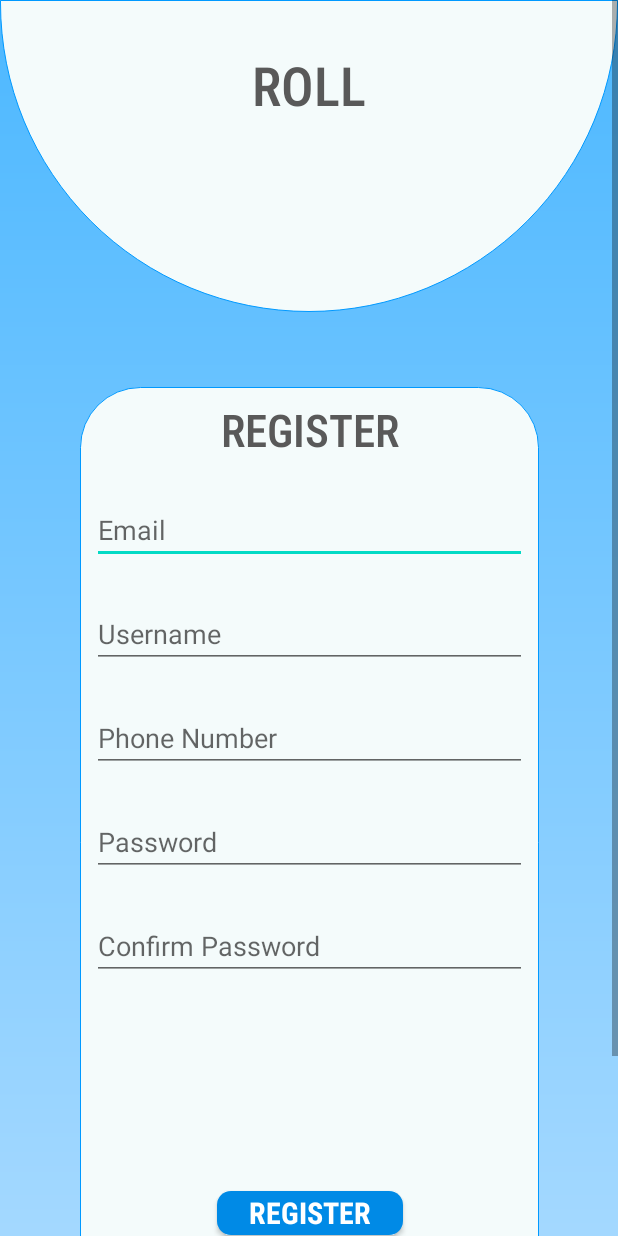
After one commit to ikhsanmoh/androidProject-rollApp, an Android app: the RegisterActivity screen opened directly, with no data from a screen before it, on a phone screen of 412 x 824 dp. The commit adds this screen. Run offline under Robolectric (Android 15) with nearby library versions, the phone set to English and light mode, and no system bars.

Commit message:
Finish UI register page

```diff
--- a/app/src/main/AndroidManifest.xml
+++ b/app/src/main/AndroidManifest.xml
@@ -9,6 +9,7 @@
         android:roundIcon="@mipmap/ic_launcher_round"
         android:supportsRtl="true"
         android:theme="@style/AppTheme">
+        <activity android:name=".RegisterActivity" />
         <activity android:name=".MainActivity">
             <intent-filter>
                 <action android:name="android.intent.action.MAIN" />
--- a/app/src/main/java/project/roll/MainActivity.java
+++ b/app/src/main/java/project/roll/MainActivity.java
@@ -2,7 +2,9 @@ package project.roll;
 
 import androidx.appcompat.app.AppCompatActivity;
 
+import android.content.Intent;
 import android.os.Bundle;
+import android.view.View;
 
 public class MainActivity extends AppCompatActivity {
 
@@ -11,4 +13,12 @@ public class MainActivity extends AppCompatActivity {
     super.onCreate(savedInstanceState);
     setContentView(R.layout.activity_main);
   }
+
+  // Regist Button Event Handler
+  public void onClickRegist(View v){
+    //Create instance for Intent Object
+    Intent myInt = new Intent(this, RegisterActivity.class);
+    //Opening New Activity
+    startActivity(myInt);
+  }
 }
--- /dev/null
+++ b/app/src/main/java/project/roll/RegisterActivity.java
@@ -0,0 +1,14 @@
+package project.roll;
+
+import androidx.appcompat.app.AppCompatActivity;
+
+import android.os.Bundle;
+
+public class RegisterActivity extends AppCompatActivity {
+
+  @Override
+  protected void onCreate(Bundle savedInstanceState) {
+    super.onCreate(savedInstanceState);
+    setContentView(R.layout.activity_register);
+  }
+}
--- /dev/null
+++ b/app/src/main/res/drawable/card2.xml
@@ -0,0 +1,14 @@
+<?xml version="1.0" encoding="utf-8"?>
+<shape xmlns:android="http://schemas.android.com/apk/res/android"
+    android:shape="rectangle" >
+    <corners
+        android:topLeftRadius="0dp"
+        android:topRightRadius="0dp"
+        android:bottomLeftRadius="210dp"
+        android:bottomRightRadius="210dp" />
+    <stroke
+        android:width="0.5dp"
+        android:color="@color/main_blue" />
+
+    <solid android:color="@color/blue_light" />
+</shape>
--- a/app/src/main/res/layout/activity_main.xml
+++ b/app/src/main/res/layout/activity_main.xml
@@ -129,7 +129,8 @@
             app:layout_constraintEnd_toEndOf="parent"
             app:layout_constraintHorizontal_bias="0.0"
             app:layout_constraintStart_toStartOf="parent"
-            app:layout_constraintTop_toTopOf="parent" />
+            app:layout_constraintTop_toTopOf="parent"
+            android:onClick="onClickRegist"/>
 
         <Button
             android:id="@+id/btn_login"
--- /dev/null
+++ b/app/src/main/res/layout/activity_register.xml
@@ -0,0 +1,162 @@
+<?xml version="1.0" encoding="utf-8"?>
+<ScrollView
+    xmlns:android="http://schemas.android.com/apk/res/android"
+    xmlns:app="http://schemas.android.com/apk/res-auto"
+    xmlns:tools="http://schemas.android.com/tools"
+    android:layout_height="match_parent"
+    android:layout_width="match_parent">
+
+    <androidx.constraintlayout.widget.ConstraintLayout
+        android:layout_width="match_parent"
+        android:layout_height="wrap_content"
+        android:background="@drawable/main_bg"
+        tools:context=".RegisterActivity">
+
+        <androidx.constraintlayout.widget.ConstraintLayout
+            android:id="@+id/constraintLayout2"
+            android:layout_width="0dp"
+            android:layout_height="208dp"
+            android:background="@drawable/card2"
+            app:layout_constraintEnd_toEndOf="parent"
+            app:layout_constraintStart_toStartOf="parent"
+            app:layout_constraintTop_toTopOf="parent">
+
+            <TextView
+                android:id="@+id/textView"
+                android:layout_width="wrap_content"
+                android:layout_height="wrap_content"
+                android:fontFamily="sans-serif-condensed-light"
+                android:text="@string/app_name"
+                android:textAlignment="center"
+                android:textAllCaps="true"
+                android:textAppearance="@style/TextAppearance.AppCompat.Large"
+                android:textColor="@color/gray"
+                android:textSize="36sp"
+                android:textStyle="bold"
+                app:layout_constraintBottom_toBottomOf="parent"
+                app:layout_constraintEnd_toEndOf="parent"
+                app:layout_constraintStart_toStartOf="parent"
+                app:layout_constraintTop_toTopOf="parent"
+                app:layout_constraintVertical_bias="0.19999999" />
+        </androidx.constraintlayout.widget.ConstraintLayout>
+
+        <androidx.constraintlayout.widget.ConstraintLayout
+            android:id="@+id/constraintLayout4"
+            android:layout_width="306dp"
+            android:layout_height="706dp"
+            android:layout_marginTop="50dp"
+            android:background="@drawable/card1"
+            app:layout_constraintEnd_toEndOf="parent"
+            app:layout_constraintStart_toStartOf="parent"
+            app:layout_constraintTop_toBottomOf="@+id/constraintLayout2">
+
+            <TextView
+                android:id="@+id/textView2"
+                android:layout_width="wrap_content"
+                android:layout_height="wrap_content"
+                android:layout_marginTop="8dp"
+                android:fontFamily="sans-serif-condensed-light"
+                android:text="@string/regist"
+                android:textColor="@color/gray"
+                android:textSize="30sp"
+                android:textStyle="bold"
+                app:layout_constraintBottom_toBottomOf="parent"
+                app:layout_constraintEnd_toEndOf="parent"
+                app:layout_constraintStart_toStartOf="parent"
+                app:layout_constraintTop_toTopOf="parent"
+                app:layout_constraintVertical_bias="0.0" />
+
+            <EditText
+                android:id="@+id/input_email"
+                android:layout_width="0dp"
+                android:layout_height="wrap_content"
+                android:layout_marginStart="8dp"
+                android:layout_marginTop="24dp"
+                android:layout_marginEnd="8dp"
+                android:ems="10"
+                android:hint="@string/prompt_email"
+                android:importantForAutofill="no"
+                android:inputType="textEmailAddress"
+                app:layout_constraintEnd_toEndOf="parent"
+                app:layout_constraintStart_toStartOf="parent"
+                app:layout_constraintTop_toBottomOf="@+id/textView2" />
+
+            <EditText
+                android:id="@+id/input_username"
+                android:layout_width="0dp"
+                android:layout_height="wrap_content"
+                android:layout_marginStart="8dp"
+                android:layout_marginTop="24dp"
+                android:layout_marginEnd="8dp"
+                android:ems="10"
+                android:hint="@string/prompt_username"
+                android:importantForAutofill="no"
+                android:inputType="textPersonName"
+                app:layout_constraintEnd_toEndOf="parent"
+                app:layout_constraintStart_toStartOf="parent"
+                app:layout_constraintTop_toBottomOf="@+id/input_email" />
+
+            <EditText
+                android:id="@+id/input_phone"
+                android:layout_width="0dp"
+                android:layout_height="wrap_content"
+                android:layout_marginStart="8dp"
+                android:layout_marginTop="24dp"
+                android:layout_marginEnd="8dp"
+                android:ems="10"
+                android:hint="@string/prompt_phone"
+                android:importantForAutofill="no"
+                android:inputType="phone"
+                app:layout_constraintEnd_toEndOf="parent"
+                app:layout_constraintStart_toStartOf="parent"
+                app:layout_constraintTop_toBottomOf="@+id/input_username" />
+
+            <EditText
+                android:id="@+id/input_password"
+                android:layout_width="0dp"
+                android:layout_height="wrap_content"
+                android:layout_marginStart="8dp"
+                android:layout_marginTop="24dp"
+                android:layout_marginEnd="8dp"
+                android:ems="10"
+                android:hint="@string/prompt_password"
+                android:importantForAutofill="no"
+                android:inputType="textPassword"
+                app:layout_constraintEnd_toEndOf="parent"
+                app:layout_constraintStart_toStartOf="parent"
+                app:layout_constraintTop_toBottomOf="@+id/input_phone" />
+
+            <EditText
+                android:id="@+id/input_confirmPassword"
+                android:layout_width="0dp"
+                android:layout_height="wrap_content"
+                android:layout_marginStart="8dp"
+                android:layout_marginTop="24dp"
+                android:layout_marginEnd="8dp"
+                android:ems="10"
+                android:hint="@string/prompt_cpassword"
+                android:importantForAutofill="no"
+                android:inputType="textPassword"
+                app:layout_constraintEnd_toEndOf="parent"
+                app:layout_constraintStart_toStartOf="parent"
+                app:layout_constraintTop_toBottomOf="@+id/input_password" />
+
+            <Button
+                android:id="@+id/btn_submit_regist"
+                android:layout_width="124dp"
+                android:layout_height="29dp"
+                android:background="@drawable/rounded_shape_blue"
+                android:fontFamily="sans-serif-condensed-medium"
+                android:text="@string/regist"
+                android:textColor="@color/white"
+                android:textSize="20sp"
+                android:textStyle="bold"
+                app:layout_constraintBottom_toBottomOf="parent"
+                app:layout_constraintEnd_toEndOf="parent"
+                app:layout_constraintStart_toStartOf="parent"
+                app:layout_constraintTop_toBottomOf="@+id/input_confirmPassword" />
+
+        </androidx.constraintlayout.widget.ConstraintLayout>
+
+    </androidx.constraintlayout.widget.ConstraintLayout>
+</ScrollView>
--- a/app/src/main/res/values/colors.xml
+++ b/app/src/main/res/values/colors.xml
@@ -8,6 +8,9 @@
     <!-- Custom -->
     <color name="main_blue">#0099ff</color>
     <color name="white">#ffffff</color>
+    <color name="black">#0d0d0d</color>
+    <color name="dark">#333333</color>
+    <color name="gray">#595959</color>
     <color name="blue">#008ae6</color>
     <color name="blue_light">#f4fbfb</color>
     <color name="green">#2eb82e</color>
--- a/app/src/main/res/values/strings.xml
+++ b/app/src/main/res/values/strings.xml
@@ -5,16 +5,22 @@
     <string name="app_motto2">
         &quot;There is one thing the photograph must contain, the humanity of the moment&quot;
     </string>
+
     <!-- Button Text -->
     <string name="about">ABOUT</string>
     <string name="contact">CONTACT</string>
     <string name="regist">REGISTER</string>
     <string name="login">LOGIN</string>
+
+    <!-- Label -->
     <string name="title_activity_register">Sign Up</string>
     <string name="prompt_email">Email</string>
     <string name="prompt_password">Password</string>
+    <string name="prompt_cpassword">Confirm Password</string>
     <string name="action_sign_in">Sign in or register</string>
     <string name="action_sign_in_short">Sign in</string>
+    <string name="prompt_username">Username</string>
+    <string name="prompt_phone">Phone Number</string>
     <string name="invalid_username">Not a valid username</string>
     <string name="invalid_password">Password must be >5 characters</string>
     <string name="login_failed">"Login failed"</string>
```
